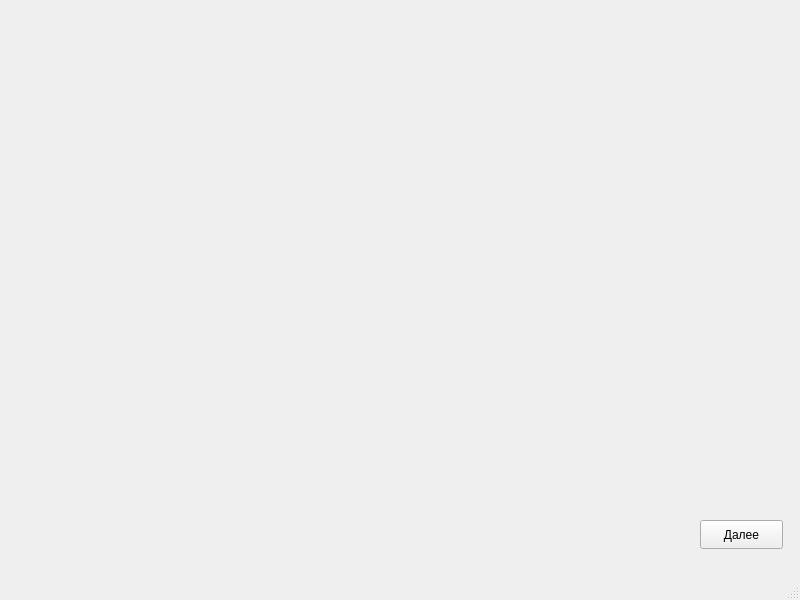
Qt form testforstudent.ui (Rayzedan/SystemControlStudent) before a commit.
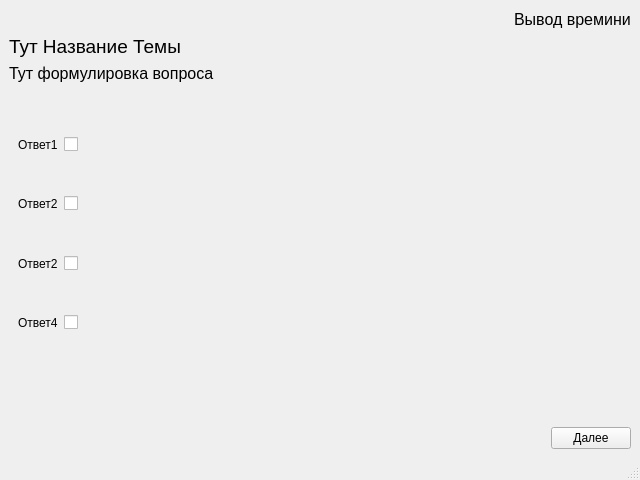
The same form after that commit.

```diff
--- a/testforstudent.ui
+++ b/testforstudent.ui
@@ -6,27 +6,255 @@
    <rect>
     <x>0</x>
     <y>0</y>
-    <width>800</width>
-    <height>600</height>
+    <width>640</width>
+    <height>480</height>
    </rect>
   </property>
+  <property name="minimumSize">
+   <size>
+    <width>640</width>
+    <height>480</height>
+   </size>
+  </property>
   <property name="windowTitle">
    <string>MainWindow</string>
   </property>
   <widget class="QWidget" name="centralwidget">
-   <widget class="QPushButton" name="pushButton">
-    <property name="geometry">
-     <rect>
-      <x>700</x>
-      <y>520</y>
-      <width>83</width>
-      <height>29</height>
-     </rect>
-    </property>
-    <property name="text">
-     <string>Далее</string>
-    </property>
-   </widget>
+   <layout class="QVBoxLayout" name="verticalLayout_3">
+    <item>
+     <layout class="QHBoxLayout" name="horizontalLayout_2">
+      <item>
+       <spacer name="horizontalSpacer_2">
+        <property name="orientation">
+         <enum>Qt::Horizontal</enum>
+        </property>
+        <property name="sizeHint" stdset="0">
+         <size>
+          <width>40</width>
+          <height>20</height>
+         </size>
+        </property>
+       </spacer>
+      </item>
+      <item>
+       <widget class="QLabel" name="label_7">
+        <property name="font">
+         <font>
+          <pointsize>12</pointsize>
+         </font>
+        </property>
+        <property name="text">
+         <string>Вывод времини</string>
+        </property>
+       </widget>
+      </item>
+     </layout>
+    </item>
+    <item>
+     <widget class="QLabel" name="label">
+      <property name="font">
+       <font>
+        <pointsize>14</pointsize>
+       </font>
+      </property>
+      <property name="text">
+       <string>Тут Название Темы</string>
+      </property>
+     </widget>
+    </item>
+    <item>
+     <widget class="QLabel" name="label_2">
+      <property name="font">
+       <font>
+        <pointsize>12</pointsize>
+       </font>
+      </property>
+      <property name="text">
+       <string>Тут формулировка вопроса</string>
+      </property>
+     </widget>
+    </item>
+    <item>
+     <widget class="QStackedWidget" name="stackedWidget">
+      <property name="currentIndex">
+       <number>0</number>
+      </property>
+      <widget class="QWidget" name="page">
+       <layout class="QVBoxLayout" name="verticalLayout_2">
+        <item>
+         <layout class="QFormLayout" name="formLayout">
+          <item row="1" column="0">
+           <widget class="QLabel" name="label_3">
+            <property name="text">
+             <string>Ответ1</string>
+            </property>
+           </widget>
+          </item>
+          <item row="1" column="1">
+           <widget class="QCheckBox" name="checkBox">
+            <property name="text">
+             <string/>
+            </property>
+           </widget>
+          </item>
+          <item row="2" column="0">
+           <spacer name="verticalSpacer">
+            <property name="orientation">
+             <enum>Qt::Vertical</enum>
+            </property>
+            <property name="sizeHint" stdset="0">
+             <size>
+              <width>20</width>
+              <height>40</height>
+             </size>
+            </property>
+           </spacer>
+          </item>
+          <item row="3" column="0">
+           <widget class="QLabel" name="label_4">
+            <property name="text">
+             <string>Ответ2</string>
+            </property>
+           </widget>
+          </item>
+          <item row="3" column="1">
+           <widget class="QCheckBox" name="checkBox_2">
+            <property name="text">
+             <string/>
+            </property>
+           </widget>
+          </item>
+          <item row="4" column="0">
+           <spacer name="verticalSpacer_2">
+            <property name="orientation">
+             <enum>Qt::Vertical</enum>
+            </property>
+            <property name="sizeHint" stdset="0">
+             <size>
+              <width>20</width>
+              <height>40</height>
+             </size>
+            </property>
+           </spacer>
+          </item>
+          <item row="5" column="0">
+           <widget class="QLabel" name="label_5">
+            <property name="text">
+             <string>Ответ2</string>
+            </property>
+           </widget>
+          </item>
+          <item row="5" column="1">
+           <widget class="QCheckBox" name="checkBox_3">
+            <property name="text">
+             <string/>
+            </property>
+           </widget>
+          </item>
+          <item row="6" column="0">
+           <spacer name="verticalSpacer_3">
+            <property name="orientation">
+             <enum>Qt::Vertical</enum>
+            </property>
+            <property name="sizeHint" stdset="0">
+             <size>
+              <width>20</width>
+              <height>40</height>
+             </size>
+            </property>
+           </spacer>
+          </item>
+          <item row="7" column="0">
+           <widget class="QLabel" name="label_6">
+            <property name="text">
+             <string>Ответ4</string>
+            </property>
+           </widget>
+          </item>
+          <item row="7" column="1">
+           <widget class="QCheckBox" name="checkBox_4">
+            <property name="text">
+             <string/>
+            </property>
+           </widget>
+          </item>
+          <item row="8" column="0">
+           <spacer name="verticalSpacer_4">
+            <property name="orientation">
+             <enum>Qt::Vertical</enum>
+            </property>
+            <property name="sizeHint" stdset="0">
+             <size>
+              <width>20</width>
+              <height>40</height>
+             </size>
+            </property>
+           </spacer>
+          </item>
+          <item row="0" column="0">
+           <spacer name="verticalSpacer_6">
+            <property name="orientation">
+             <enum>Qt::Vertical</enum>
+            </property>
+            <property name="sizeHint" stdset="0">
+             <size>
+              <width>20</width>
+              <height>40</height>
+             </size>
+            </property>
+           </spacer>
+          </item>
+         </layout>
+        </item>
+       </layout>
+      </widget>
+      <widget class="QWidget" name="page_2">
+       <layout class="QVBoxLayout" name="verticalLayout">
+        <item>
+         <widget class="QTextEdit" name="textEdit"/>
+        </item>
+       </layout>
+      </widget>
+     </widget>
+    </item>
+    <item>
+     <spacer name="verticalSpacer_5">
+      <property name="orientation">
+       <enum>Qt::Vertical</enum>
+      </property>
+      <property name="sizeHint" stdset="0">
+       <size>
+        <width>20</width>
+        <height>80</height>
+       </size>
+      </property>
+     </spacer>
+    </item>
+    <item>
+     <layout class="QHBoxLayout" name="horizontalLayout">
+      <item>
+       <spacer name="horizontalSpacer">
+        <property name="orientation">
+         <enum>Qt::Horizontal</enum>
+        </property>
+        <property name="sizeHint" stdset="0">
+         <size>
+          <width>40</width>
+          <height>20</height>
+         </size>
+        </property>
+       </spacer>
+      </item>
+      <item>
+       <widget class="QPushButton" name="pushButton">
+        <property name="text">
+         <string>Далее</string>
+        </property>
+       </widget>
+      </item>
+     </layout>
+    </item>
+   </layout>
   </widget>
   <widget class="QMenuBar" name="menubar">
    <property name="geometry">
```
Left out of the diff: 2 changed lines with no effect on the pictures.
